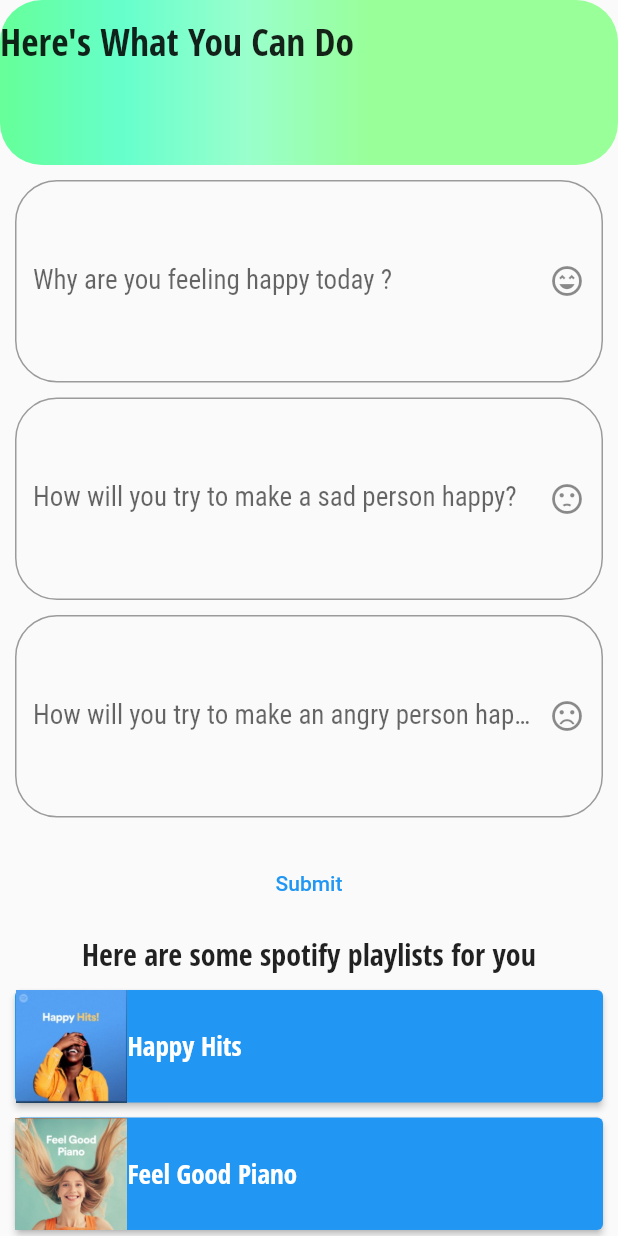
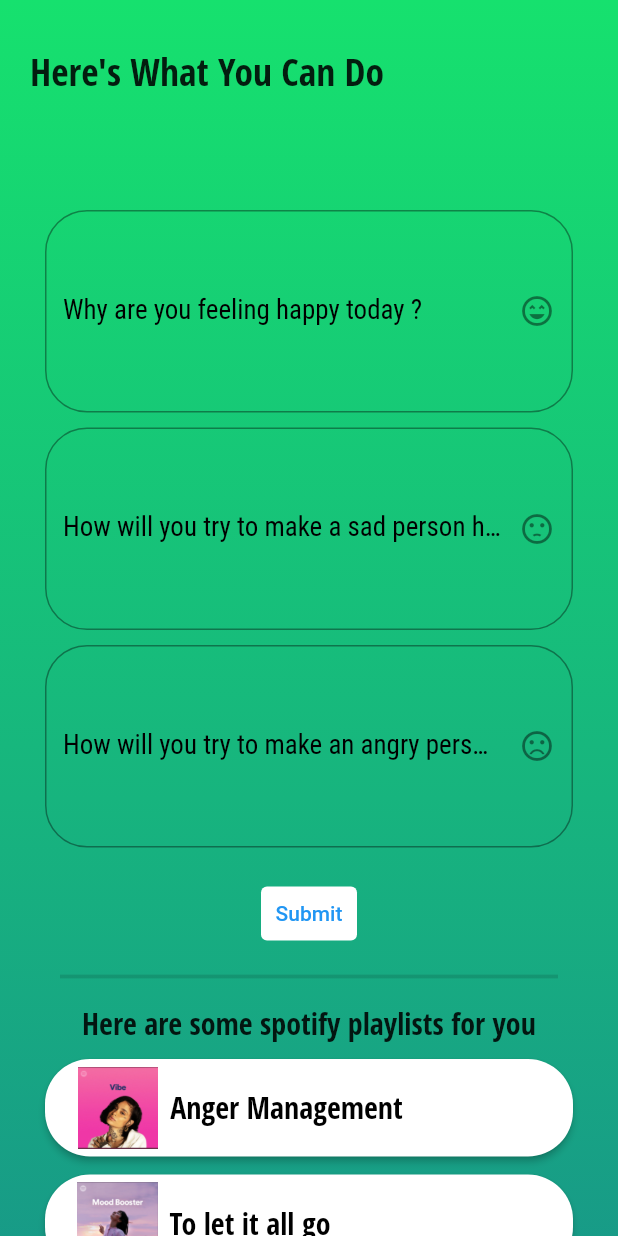
Before and after one commit to ion05/thegoodplace, a Flutter app: the HappyPage screen opened by its route, on a phone screen of 412 x 824 dp. Run offline on Flutter 3.47's test engine with Material 2 defaults, Android fonts, the phone set to English and light mode, and no system bars; our stand-ins replace bubble, carousel_slider, cloud_firestore, firebase_auth, firebase_core, flutter_spinkit and 3 more; missing offline and left inert: easy_gradient_text, sign_button; accounts and stored records are empty; statements that could not run were skipped.

Commit message:
happy fix

```diff
--- a/lib/screens/happy.dart
+++ b/lib/screens/happy.dart
@@ -26,6 +26,18 @@ class _HappyPageState extends State<HappyPage> {
       //   ),
       // ),
       body: SingleChildScrollView(
+        child: Container(
+          padding: EdgeInsets.all(20.0),
+          decoration: BoxDecoration(
+            gradient: LinearGradient(
+              colors: [
+                HexColor('#16e16e'),
+                HexColor('#188a8d')
+              ],
+              begin: Alignment.topCenter,
+              end: Alignment.bottomCenter,
+            ),
+          ),
           child: Column(
             children: [
               Container(
@@ -35,23 +47,12 @@ class _HappyPageState extends State<HappyPage> {
                 child: Text(
                   "Here's What You Can Do",
                   softWrap: true,
-                style:
-                    TextStyle(fontSize: 25.0, fontFamily: 'OpenSans-Condensed'),
+                  style: TextStyle(fontSize: 25.0, fontFamily: 'OpenSans-Condensed'),
                 ),
-              decoration: BoxDecoration(
-                  borderRadius: BorderRadius.circular(28.0),
-                  gradient: LinearGradient(
-                    colors: [
-                      HexColor("#66ff99"),
-                      HexColor("#66ffcc"),
-                      HexColor('#99ffcc'),
-                      HexColor("#99ff99"),
-                    ],
-                    stops: [0.0, 0.2, 0.4, 0.6],
-                  )),
               ),
               HappyForm()
             ],
+          ),
         ),
       ),
     );
@@ -95,18 +96,16 @@ class _HappyFormState extends State<HappyForm> {
                       },
                       maxLines: 5,
                       decoration: InputDecoration(
-                        suffixIcon:
-                            Icon(Icons.sentiment_very_satisfied_outlined),
+                        suffixIcon: Icon(Icons.sentiment_very_satisfied_outlined),
                         // helperText: 'Why are you happy today?',
                         labelText: 'Why are you feeling happy today ?',
-                        focusColor: Colors.greenAccent[200],
-                        focusedBorder: OutlineInputBorder(
-                            borderRadius: BorderRadius.circular(28.0)),
-                        border: OutlineInputBorder(
-                            borderRadius: BorderRadius.circular(28.0)),
+                        focusColor: Colors.black,
+                        focusedBorder: OutlineInputBorder(borderRadius: BorderRadius.circular(28.0)),
+                        border: OutlineInputBorder(borderRadius: BorderRadius.circular(28.0)),
                         labelStyle: TextStyle(
                           fontFamily: 'Roboto-Condensed',
                           fontSize: 18.0,
+                          color: Colors.black,
                         ),
                       ),
                     ),
@@ -128,16 +127,14 @@ class _HappyFormState extends State<HappyForm> {
                       decoration: InputDecoration(
                         suffixIcon: Icon(Icons.sentiment_dissatisfied),
                         // helperText: 'Why are you happy today?',
-                        labelText:
-                            'How will you try to make a sad person happy?',
-                        focusColor: Colors.greenAccent[200],
-                        focusedBorder: OutlineInputBorder(
-                            borderRadius: BorderRadius.circular(28.0)),
-                        border: OutlineInputBorder(
-                            borderRadius: BorderRadius.circular(28.0)),
+                        labelText: 'How will you try to make a sad person happy?',
+                        focusColor: Colors.black,
+                        focusedBorder: OutlineInputBorder(borderRadius: BorderRadius.circular(28.0)),
+                        border: OutlineInputBorder(borderRadius: BorderRadius.circular(28.0)),
                         labelStyle: TextStyle(
                           fontFamily: 'Roboto-Condensed',
                           fontSize: 18.0,
+                          color: Colors.black,
                         ),
                       ),
                     ),
@@ -159,16 +156,14 @@ class _HappyFormState extends State<HappyForm> {
                       decoration: InputDecoration(
                         suffixIcon: Icon(Icons.sentiment_very_dissatisfied),
                         // helperText: 'Why are you happy today?',
-                        labelText:
-                            'How will you try to make an angry person happy?',
-                        focusColor: Colors.greenAccent[200],
-                        focusedBorder: OutlineInputBorder(
-                            borderRadius: BorderRadius.circular(28.0)),
-                        border: OutlineInputBorder(
-                            borderRadius: BorderRadius.circular(28.0)),
+                        labelText: 'How will you try to make an angry person happy?',
+                        focusColor: Colors.black,
+                        focusedBorder: OutlineInputBorder(borderRadius: BorderRadius.circular(28.0)),
+                        border: OutlineInputBorder(borderRadius: BorderRadius.circular(28.0)),
                         labelStyle: TextStyle(
                           fontFamily: 'Roboto-Condensed',
                           fontSize: 18.0,
+                          color: Colors.black,
                         ),
                       ),
                     ),
@@ -183,10 +178,7 @@ class _HappyFormState extends State<HappyForm> {
                             setState(() {
                               loading = true;
                             });
-                            await _database
-                                .collection('happyppl')
-                                .doc(_user.uid)
-                                .set({
+                            await _database.collection('happyppl').doc(_user.uid).set({
                               "whyhappy": whyhappy,
                               "advicetosad": advicetosad,
                               "advicetoangry": advicetoangry,
@@ -196,80 +188,187 @@ class _HappyFormState extends State<HappyForm> {
                             });
                           }
                         },
-                        child: Text('Submit')),
+                        child: Text('Submit', style: color: Colors.black,),
+                        style: ButtonStyle(
+                          backgroundColor: MaterialStateProperty.all<Color>(Colors.white),
+                        )),
+                    SizedBox(
+                      height: 10.0,
+                    ),
+                    Divider(
+                      thickness: 2.5,
+                      indent: 10,
+                      endIndent: 10,
+                    ),
                     SizedBox(
                       height: 10.0,
                     ),
                     Text(
                       'Here are some spotify playlists for you',
-                      style: TextStyle(
-                          fontFamily: 'OpenSans-Condensed', fontSize: 20.0),
+                      style: TextStyle(fontFamily: 'OpenSans-Condensed', fontSize: 20.0),
                     ),
                     SizedBox(
                       height: 10.0,
                     ),
-                    Column(
-                      mainAxisAlignment: MainAxisAlignment.spaceEvenly,
-                      children: [
+                    Column(children: [
                       ElevatedButton(
                         onPressed: () {
-                              launch(
-                                  "https://open.spotify.com/playlist/37i9dQZF1DXdPec7aLTmlC");
+                          launch("https://open.spotify.com/playlist/15dInQbbACXXnEZLeRp0M5?si=iLiG8rGHQA66U5q_56XWBg&utm_source=whatsapp");
                         },
+                        style: ButtonStyle(
+                            backgroundColor: MaterialStateProperty.all<Color>(Colors.white),
+                            shape: MaterialStateProperty.all<RoundedRectangleBorder>(
+                              RoundedRectangleBorder(
+                                borderRadius: BorderRadius.circular(30.0),
+                              ),
+                            )),
+                        child: Padding(
+                          padding: EdgeInsets.all(5.0),
                           child: Row(
                             children: [
                               Image(
-                                  height: 75.0,
-                                  width: 75.0,
-                                  image:
-                                      AssetImage("assets/images/happyhits.jpg"),
+                                height: 55.0,
+                                width: 55.0,
+                                image: AssetImage("assets/images/vibe.png"),
                               ),
-                                Text('Happy Hits',
+                              SizedBox(
+                                width: 7.5,
+                              ),
+                              Text(
+                                'Anger Management',
                                 style: TextStyle(
-                                        fontSize: 18.0,
-                                        fontFamily: 'OpenSans-Condensed')),
+                                  fontSize: 20.0,
+                                  fontFamily: 'OpenSans-Condensed',
+                                  color: Colors.black,
+                                ),
+                              ),
                               SizedBox(
                                 height: 2.0,
                                 width: 10.0,
                               ),
                             ],
                           ),
-                            style: ButtonStyle(
-                              padding:
-                                  MaterialStateProperty.all(EdgeInsets.zero),
-                            )),
+                        ),
+                      ),
                       SizedBox(
-                          height: 10.0,
+                        height: 2.0,
+                        width: 10.0,
                       ),
+                      SizedBox(height: 10.0),
                       ElevatedButton(
                         onPressed: () {
-                              launch(
-                                  "https://open.spotify.com/playlist/37i9dQZF1DXcEKFjZJYZcc");
+                          launch("https://open.spotify.com/playlist/71Xpaq3Hbpxz6w9yDmIsaH");
                         },
+                        style: ButtonStyle(
+                            backgroundColor: MaterialStateProperty.all<Color>(Colors.white),
+                            shape: MaterialStateProperty.all<RoundedRectangleBorder>(
+                              RoundedRectangleBorder(
+                                borderRadius: BorderRadius.circular(30.0),
+                              ),
+                            )),
+                        child: Padding(
+                          padding: EdgeInsets.all(5.0),
                           child: Row(
                             children: [
                               Image(
-                                  height: 75.0,
-                                  width: 75.0,
-                                  image: AssetImage(
-                                      "assets/images/feelgoodpiano.jpg"),
+                                height: 55.0,
+                                width: 55.0,
+                                image: AssetImage("assets/images/mood.png"),
                               ),
-                                Text('Feel Good Piano',
+                              SizedBox(
+                                width: 7.0,
+                              ),
+                              Text('To let it all go',
                                   style: TextStyle(
-                                        fontSize: 18.0,
-                                        fontFamily: 'OpenSans-Condensed')),
+                                    fontSize: 20.0,
+                                    fontFamily: 'OpenSans-Condensed',
+                                    color: Colors.black,
+                                  )),
                               SizedBox(
                                 height: 2.0,
                                 width: 10.0,
                               ),
                             ],
                           ),
+                        ),
+                      ),
+                      SizedBox(height: 10.0),
+                      ElevatedButton(
+                        onPressed: () {
+                          launch("https://open.spotify.com/playlist/37i9dQZF1DX4mWCZw6qYIw?si=df151ed3cd514a78&nd=1");
+                        },
                         style: ButtonStyle(
-                              padding:
-                                  MaterialStateProperty.all(EdgeInsets.zero),
-                            ))
+                            backgroundColor: MaterialStateProperty.all<Color>(Colors.white),
+                            shape: MaterialStateProperty.all<RoundedRectangleBorder>(
+                              RoundedRectangleBorder(
+                                borderRadius: BorderRadius.circular(30.0),
+                              ),
+                            )),
+                        child: Padding(
+                          padding: EdgeInsets.all(5.0),
+                          child: Row(
+                            children: [
+                              Image(
+                                height: 55.0,
+                                width: 55.0,
+                                image: AssetImage("assets/images/songstoscream.jpg"),
+                              ),
+                              SizedBox(
+                                width: 7.0,
+                              ),
+                              Text('Songs to Scream',
+                                  style: TextStyle(
+                                    fontSize: 20.0,
+                                    fontFamily: 'OpenSans-Condensed',
+                                    color: Colors.black,
+                                  )),
+                              SizedBox(
+                                height: 2.0,
+                                width: 10.0,
+                              ),
                             ],
-                    )
+                          ),
+                        ),
+                      ),
+                      SizedBox(height: 10.0),
+                      ElevatedButton(
+                        onPressed: () {
+                          launch("https://open.spotify.com/playlist/37i9dQZF1DX4mWCZw6qYIw?si=df151ed3cd514a78&nd=1");
+                        },
+                        style: ButtonStyle(
+                            backgroundColor: MaterialStateProperty.all<Color>(Colors.white),
+                            shape: MaterialStateProperty.all<RoundedRectangleBorder>(
+                              RoundedRectangleBorder(
+                                borderRadius: BorderRadius.circular(30.0),
+                              ),
+                            )),
+                        child: Padding(
+                          padding: EdgeInsets.all(5.0),
+                          child: Row(
+                            children: [
+                              Image(
+                                height: 55.0,
+                                width: 55.0,
+                                image: AssetImage("assets/images/songstoscream.png"),
+                              ),
+                              SizedBox(
+                                width: 7.0,
+                              ),
+                              Text('Songs to Scream',
+                                  style: TextStyle(
+                                    fontSize: 20.0,
+                                    fontFamily: 'OpenSans-Condensed',
+                                    color: Colors.black,
+                                  )),
+                              SizedBox(
+                                height: 2.0,
+                                width: 10.0,
+                              ),
+                            ],
+                          ),
+                        ),
+                      ),
+                    ]),
                   ],
                 ),
               ),
```
Lines whose indentation alone changed are shown as unchanged.
